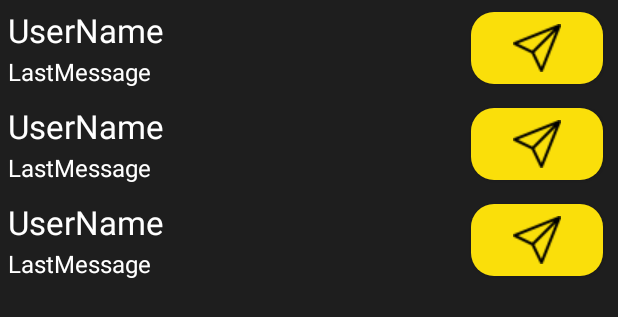
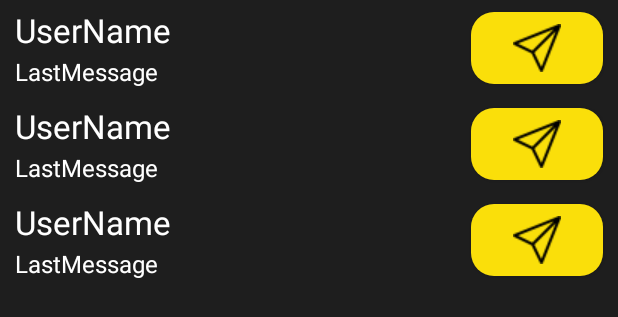
Before and after one commit to alexeyTupikin/Diplom, an Android app: the layout fragment_chat_list.xml on its own in the app's theme, with its tools: preview values and no code run, on a phone screen of 412 x 824 dp. Shown: the top 317 px of the screen. Run offline under Robolectric (Android 15) with nearby library versions, the light colour scheme and no system bars.

Commit message:
Version 28/05/2023

```diff
--- a/app/src/main/java/com/example/graduationproject/DataApplications/ApplicationsAdapter.kt
+++ b/app/src/main/java/com/example/graduationproject/DataApplications/ApplicationsAdapter.kt
@@ -66,7 +66,6 @@ class ApplicationsAdapter(context: Context?): RecyclerView.Adapter<ApplicationsA
         val appInfo = Intent(_context, ApplicationInfo::class.java)
         appInfo.putExtra("client", client)
         startActivity(_context!!, appInfo, null)
-
     }
 
 }
--- a/app/src/main/java/com/example/graduationproject/PersonalAreaWindow.kt
+++ b/app/src/main/java/com/example/graduationproject/PersonalAreaWindow.kt
@@ -12,6 +12,7 @@ import android.widget.ImageButton
 import android.widget.ImageView
 import android.widget.TextView
 import android.widget.Toast
+import androidx.core.view.marginBottom
 import com.example.graduationproject.DataApplications.ApplicationsModel
 import com.example.graduationproject.DataUserPersonal.UserModel
 import com.example.graduationproject.databinding.ActivityPersonalAreaWindowBinding
@@ -123,6 +124,7 @@ class PersonalAreaWindow : AppCompatActivity() {
                 yearsTextView.text.toString()
             ))
             uploadImage()
+
         }
 
         buttonAddApplications.setOnClickListener {
--- a/app/src/main/res/layout/chat_item_model.xml
+++ b/app/src/main/res/layout/chat_item_model.xml
@@ -1,29 +1,29 @@
 <?xml version="1.0" encoding="utf-8"?>
 <androidx.constraintlayout.widget.ConstraintLayout xmlns:android="http://schemas.android.com/apk/res/android"
     xmlns:app="http://schemas.android.com/apk/res-auto"
-    xmlns:tools="http://schemas.android.com/tools"
     android:layout_width="match_parent"
-    android:layout_height="wrap_content">
+    android:layout_height="wrap_content"
+    android:outlineAmbientShadowColor="@color/white">
 
     <TextView
         android:id="@+id/userNameText"
+        style="@style/textViewStyle"
         android:layout_width="wrap_content"
         android:layout_height="wrap_content"
-        android:layout_marginStart="5dp"
-        android:textSize="22sp"
-        style="@style/textViewStyle"
+        android:layout_marginStart="10dp"
         android:layout_marginTop="5dp"
         android:text="UserName"
+        android:textSize="22sp"
         app:layout_constraintStart_toStartOf="parent"
         app:layout_constraintTop_toTopOf="parent" />
 
     <TextView
         android:id="@+id/lastMessageText"
-        android:layout_width="wrap_content"
+        style="@style/textViewStyle"
+        android:layout_width="270dp"
         android:layout_height="wrap_content"
-        android:layout_marginStart="5dp"
+        android:layout_marginStart="10dp"
         android:layout_marginTop="2dp"
-        style="@style/textViewStyle"
         android:layout_marginBottom="5dp"
         android:singleLine="true"
         android:text="LastMessage"
```
Also changed, not shown: app/src/main/java/com/example/graduationproject/ChatList.kt (+11 -17 lines), app/src/main/java/com/example/graduationproject/UprModel.kt (added, +8 -0 lines).
